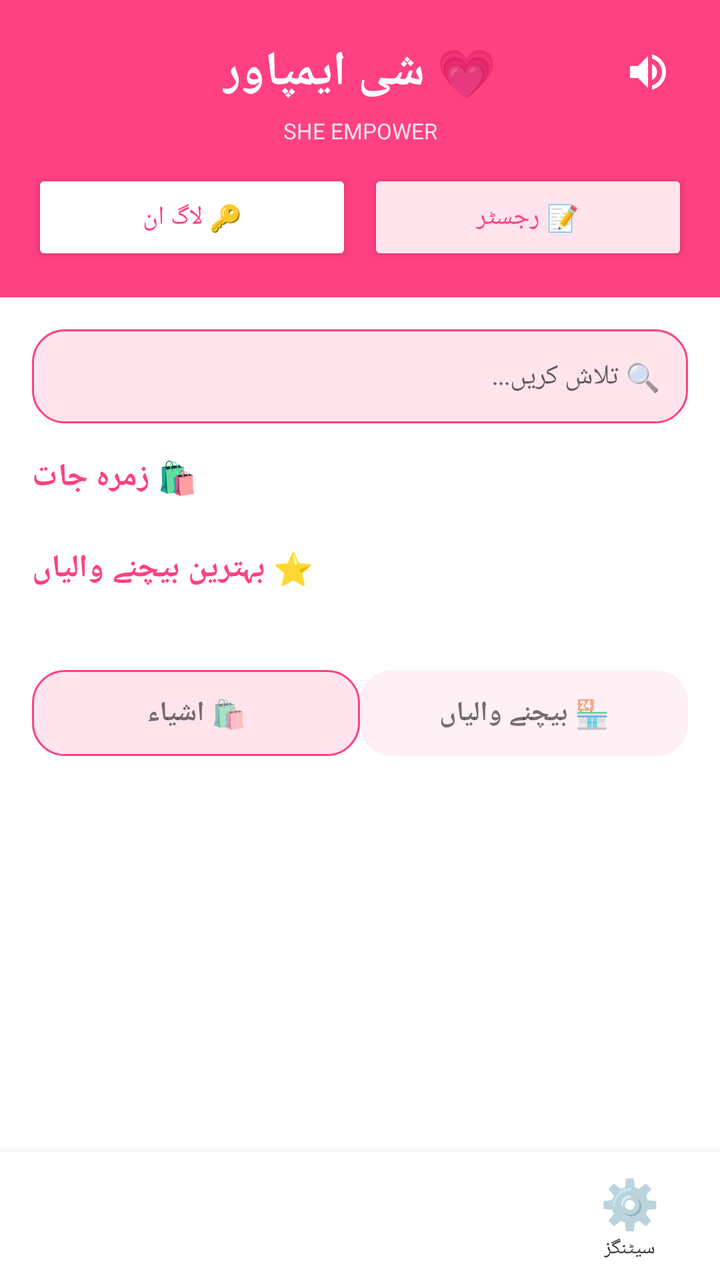
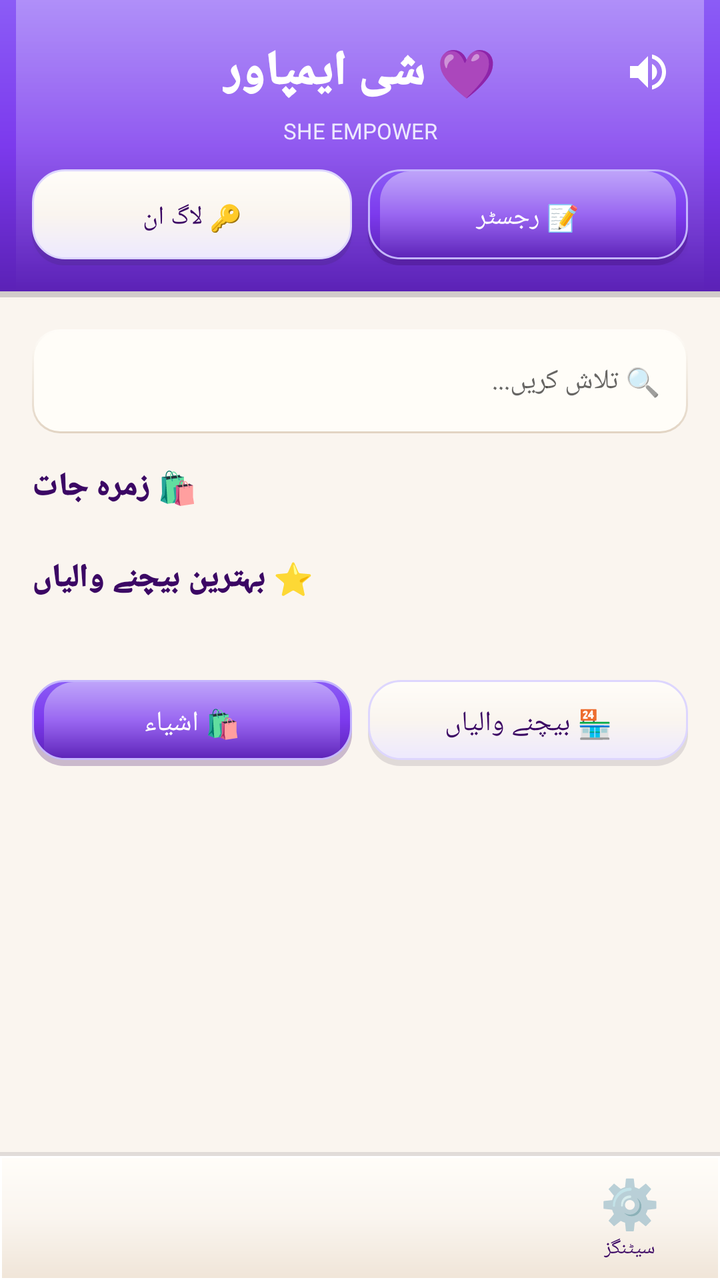

Two renders of the same Android screen: before a commit and after it. Below are the layout's source before the change and the commit's diff.
<!-- AndroidManifest.xml: application theme Theme.SheEmpower -->
<!-- res/layout/activity_main.xml -->
<?xml version="1.0" encoding="utf-8"?>
<LinearLayout xmlns:android="http://schemas.android.com/apk/res/android"
    android:layout_width="match_parent" android:layout_height="match_parent"
    android:background="?android:attr/windowBackground"
    android:orientation="vertical" >

    <ScrollView android:layout_width="match_parent" android:layout_height="0dp" android:layout_weight="1">
        <LinearLayout android:layout_width="match_parent" android:layout_height="wrap_content" android:orientation="vertical">

            <LinearLayout
                android:layout_width="match_parent" android:layout_height="wrap_content"
                android:background="#FF4081" android:orientation="vertical" android:padding="16dp">

                <RelativeLayout
                    android:layout_width="match_parent"
                    android:layout_height="wrap_content">

                    <TextView
                        android:layout_width="wrap_content"
                        android:layout_height="wrap_content"
                        android:layout_centerInParent="true"
                        android:text="💗 شی ایمپاور"
                        android:textSize="24sp"
                        android:textStyle="bold"
                        android:textColor="#FFFFFF" />

                    <ImageButton
                        android:id="@+id/btnSpeaker"
                        android:layout_width="40dp"
                        android:layout_height="40dp"
                        android:layout_alignParentEnd="true"
                        android:layout_centerVertical="true"
                        android:background="?attr/selectableItemBackgroundBorderless"
                        android:src="@drawable/ic_speaker"
                        android:contentDescription="Speaker" />
                </RelativeLayout>

                <TextView android:layout_width="match_parent" android:layout_height="wrap_content"
                    android:text="SHE EMPOWER" android:textSize="11sp" android:gravity="center"
                    android:textColor="#FFE0EC" android:layout_marginTop="2dp" />

                <LinearLayout android:layout_width="match_parent" android:layout_height="wrap_content"
                    android:orientation="horizontal" android:layout_marginTop="12dp">
                    <Button android:id="@+id/btnLogin" android:layout_width="0dp" android:layout_height="48dp" android:layout_weight="1"
                        android:text="🔑 لاگ ان" android:textSize="13sp" android:backgroundTint="#FFFFFF" android:textColor="#FF4081" android:layout_marginEnd="8dp" />
                    <Button android:id="@+id/btnJoin" android:layout_width="0dp" android:layout_height="48dp" android:layout_weight="1"
                        android:text="📝 رجسٹر" android:textSize="13sp" android:backgroundTint="#FFE4EC" android:textColor="#FF4081" />
                </LinearLayout>
            </LinearLayout>

            <EditText android:id="@+id/etSearch"
                android:layout_width="match_parent" android:layout_height="wrap_content" android:layout_margin="16dp"
                android:hint="🔍 تلاش کریں..." android:textSize="14sp" android:padding="14dp" android:background="@drawable/bg_rounded_pink" />

            <TextView android:layout_width="wrap_content" android:layout_height="wrap_content"
                android:layout_marginStart="16dp" android:text="🛍️ زمرہ جات" android:textStyle="bold" android:textColor="#FF4081" android:textSize="16sp" />

            <HorizontalScrollView android:layout_width="match_parent" android:layout_height="wrap_content" android:padding="12dp">
                <LinearLayout android:id="@+id/layoutCategories" android:layout_width="wrap_content" android:layout_height="wrap_content" android:orientation="horizontal" />
            </HorizontalScrollView>

            <TextView android:layout_width="wrap_content" android:layout_height="wrap_content"
                android:layout_marginStart="16dp" android:text="⭐ بہترین بیچنے والیاں" android:textStyle="bold" android:textColor="#FF4081" android:textSize="16sp" />

            <androidx.recyclerview.widget.RecyclerView android:id="@+id/rvTopSellers"
                android:layout_width="match_parent" android:layout_height="wrap_content" android:padding="12dp" />

            <LinearLayout android:layout_width="match_parent" android:layout_height="wrap_content" android:orientation="horizontal" android:layout_margin="16dp">
                <TextView android:id="@+id/tvProductsTab" android:layout_width="0dp" android:layout_height="wrap_content" android:layout_weight="1"
                    android:text="🛍️ اشیاء" android:gravity="center" android:padding="12dp" android:textStyle="bold" android:background="@drawable/bg_rounded_pink" />
                <TextView android:id="@+id/tvSellersTab" android:layout_width="0dp" android:layout_height="wrap_content" android:layout_weight="1"
                    android:text="🏪 بیچنے والیاں" android:gravity="center" android:padding="12dp" android:textStyle="bold" android:background="@drawable/bg_rounded_pink_light" />
            </LinearLayout>

            <androidx.recyclerview.widget.RecyclerView android:id="@+id/rvLatestProducts"
                android:layout_width="match_parent" android:layout_height="wrap_content" android:padding="8dp" android:nestedScrollingEnabled="false" />

        </LinearLayout>
    </ScrollView>

    <include layout="@layout/bottom_nav_bar" android:id="@+id/bottomNav" />

</LinearLayout>
<!-- res/layout/bottom_nav_bar.xml (included above) -->
<?xml version="1.0" encoding="utf-8"?>
<LinearLayout
    xmlns:android="http://schemas.android.com/apk/res/android"
    android:id="@+id/bottomNav"
    android:layout_width="match_parent"
    android:layout_height="64dp"
    android:orientation="horizontal"
    android:background="?android:attr/windowBackground"
    android:elevation="12dp">

    
    <LinearLayout
        android:id="@+id/navItem1"
        android:layout_width="0dp"
        android:layout_height="match_parent"
        android:layout_weight="1"
        android:orientation="vertical"
        android:gravity="center"
        android:clickable="true"
        android:focusable="true">

        <TextView
            android:id="@+id/navIcon1"
            android:layout_width="wrap_content"
            android:layout_height="wrap_content"
            android:textSize="20sp"/>

        <TextView
            android:id="@+id/navLabel1"
            android:layout_width="wrap_content"
            android:layout_height="wrap_content"
            android:textSize="10sp"
            android:textColor="@color/screen_text"/>

    </LinearLayout>

    
    <LinearLayout
        android:id="@+id/navItem2"
        android:layout_width="0dp"
        android:layout_height="match_parent"
        android:layout_weight="1"
        android:orientation="vertical"
        android:gravity="center"
        android:clickable="true"
        android:focusable="true">

        <TextView
            android:id="@+id/navIcon2"
            android:layout_width="wrap_content"
            android:layout_height="wrap_content"
            android:textSize="20sp"/>

        <TextView
            android:id="@+id/navLabel2"
            android:layout_width="wrap_content"
            android:layout_height="wrap_content"
            android:textSize="10sp"
            android:textColor="@color/screen_text"/>

    </LinearLayout>

    
    <LinearLayout
        android:id="@+id/navItem3"
        android:layout_width="0dp"
        android:layout_height="match_parent"
        android:layout_weight="1"
        android:orientation="vertical"
        android:gravity="center"
        android:clickable="true"
        android:focusable="true">

        <TextView
            android:id="@+id/navIcon3"
            android:layout_width="wrap_content"
            android:layout_height="wrap_content"
            android:textSize="20sp"/>

        <TextView
            android:id="@+id/navLabel3"
            android:layout_width="wrap_content"
            android:layout_height="wrap_content"
            android:textSize="10sp"
            android:textColor="@color/screen_text"/>

    </LinearLayout>

    
    <LinearLayout
        android:id="@+id/navItem4"
        android:layout_width="0dp"
        android:layout_height="match_parent"
        android:layout_weight="1"
        android:orientation="vertical"
        android:gravity="center"
        android:clickable="true"
        android:focusable="true">

        <TextView
            android:id="@+id/navIcon4"
            android:layout_width="wrap_content"
            android:layout_height="wrap_content"
            android:text="⚙️"
            android:textSize="24sp"/>

        <TextView
            android:id="@+id/navLabel4"
            android:layout_width="wrap_content"
            android:layout_height="wrap_content"
            android:text="سیٹنگز"
            android:textSize="10sp"
            android:textColor="@color/screen_text"/>

    </LinearLayout>

</LinearLayout>
<!-- resources referenced by this layout -->
<resources>
  <color name="screen_text">#333333</color>
  <!-- drawable bg_rounded_pink (drawable) -->
  <?xml version="1.0" encoding="utf-8"?>
  <shape xmlns:android="http://schemas.android.com/apk/res/android">
      <solid android:color="#FFE4EC" />
      <stroke android:width="1dp" android:color="#FF4081" />
      <corners android:radius="16dp" />
  </shape>
  <!-- drawable bg_rounded_pink_light (drawable) -->
  <?xml version="1.0" encoding="utf-8"?>
  <shape xmlns:android="http://schemas.android.com/apk/res/android">
      <solid android:color="#FFF0F5" />
      <corners android:radius="16dp" />
  </shape>
  <style name="Theme.SheEmpower" parent="Theme.AppCompat.Light.NoActionBar">
          <item name="colorPrimary">#FF4081</item>
          <item name="colorPrimaryDark">#C2185B</item>
          <item name="colorAccent">#FF4081</item>
          <item name="android:windowBackground">@color/bg_light</item>
          <item name="android:colorBackground">@color/white</item>
          <item name="android:textColorPrimary">@color/text_light</item>
          <item name="android:textColorSecondary">@color/text_gray</item>
      </style>
  <color name="bg_light">#FFFFFF</color>
  <color name="white">#FFFFFF</color>
  <color name="text_light">#333333</color>
  <color name="text_gray">#888888</color>
  <!-- unchanged entries left out for length: 1 -->
</resources>

<!-- the commit's change to res/layout/activity_main.xml (unified diff, before → after) -->
@@ -1,15 +1,27 @@
 <?xml version="1.0" encoding="utf-8"?>
 <LinearLayout xmlns:android="http://schemas.android.com/apk/res/android"
-    android:layout_width="match_parent" android:layout_height="match_parent"
-    android:background="?android:attr/windowBackground"
-    android:orientation="vertical" >
-
-    <ScrollView android:layout_width="match_parent" android:layout_height="0dp" android:layout_weight="1">
-        <LinearLayout android:layout_width="match_parent" android:layout_height="wrap_content" android:orientation="vertical">
-
+    android:layout_width="match_parent"
+    android:layout_height="match_parent"
+    android:background="@color/bg_cream"
+    android:orientation="vertical">
+
+    <ScrollView
+        android:layout_width="match_parent"
+        android:layout_height="0dp"
+        android:layout_weight="1">
+
+        <LinearLayout
+            android:layout_width="match_parent"
+            android:layout_height="wrap_content"
+            android:orientation="vertical">
+
+            
             <LinearLayout
-                android:layout_width="match_parent" android:layout_height="wrap_content"
-                android:background="#FF4081" android:orientation="vertical" android:padding="16dp">
+                android:layout_width="match_parent"
+                android:layout_height="wrap_content"
+                android:background="@drawable/bg_skeu_header"
+                android:orientation="vertical"
+                android:padding="16dp">
 
                 <RelativeLayout
                     android:layout_width="match_parent"
@@ -19,9 +31,9 @@
                         android:layout_width="wrap_content"
                         android:layout_height="wrap_content"
                         android:layout_centerInParent="true"
-                        android:text="💗 شی ایمپاور"
+                        android:text="💜 شی ایمپاور"
                         android:textSize="24sp"
-                        android:textStyle="bold"
+                        android:fontFamily="sans-serif-black"
                         android:textColor="#FFFFFF" />
 
                     <ImageButton
@@ -35,50 +47,142 @@
                         android:contentDescription="Speaker" />
                 </RelativeLayout>
 
-                <TextView android:layout_width="match_parent" android:layout_height="wrap_content"
-                    android:text="SHE EMPOWER" android:textSize="11sp" android:gravity="center"
-                    android:textColor="#FFE0EC" android:layout_marginTop="2dp" />
-
-                <LinearLayout android:layout_width="match_parent" android:layout_height="wrap_content"
-                    android:orientation="horizontal" android:layout_marginTop="12dp">
-                    <Button android:id="@+id/btnLogin" android:layout_width="0dp" android:layout_height="48dp" android:layout_weight="1"
-                        android:text="🔑 لاگ ان" android:textSize="13sp" android:backgroundTint="#FFFFFF" android:textColor="#FF4081" android:layout_marginEnd="8dp" />
-                    <Button android:id="@+id/btnJoin" android:layout_width="0dp" android:layout_height="48dp" android:layout_weight="1"
-                        android:text="📝 رجسٹر" android:textSize="13sp" android:backgroundTint="#FFE4EC" android:textColor="#FF4081" />
+                <TextView
+                    android:layout_width="match_parent"
+                    android:layout_height="wrap_content"
+                    android:text="SHE EMPOWER"
+                    android:textSize="11sp"
+                    android:gravity="center"
+                    android:textColor="@color/lavender_soft"
+                    android:layout_marginTop="2dp" />
+
+                <LinearLayout
+                    android:layout_width="match_parent"
+                    android:layout_height="wrap_content"
+                    android:orientation="horizontal"
+                    android:layout_marginTop="12dp">
+
+                    <Button
+                        android:id="@+id/btnLogin"
+                        android:layout_width="0dp"
+                        android:layout_height="48dp"
+                        android:layout_weight="1"
+                        android:text="🔑 لاگ ان"
+                        android:textSize="13sp"
+                        android:fontFamily="sans-serif-medium"
+                        android:background="@drawable/bg_skeu_button_cream"
+                        android:textColor="@color/lavender_text"
+                        android:layout_marginEnd="8dp" />
+
+                    <Button
+                        android:id="@+id/btnJoin"
+                        android:layout_width="0dp"
+                        android:layout_height="48dp"
+                        android:layout_weight="1"
+                        android:text="📝 رجسٹر"
+                        android:textSize="13sp"
+                        android:fontFamily="sans-serif-medium"
+                        android:background="@drawable/bg_skeu_button_primary"
+                        android:textColor="#FFFFFF" />
+
                 </LinearLayout>
             </LinearLayout>
 
-            <EditText android:id="@+id/etSearch"
-                android:layout_width="match_parent" android:layout_height="wrap_content" android:layout_margin="16dp"
-                android:hint="🔍 تلاش کریں..." android:textSize="14sp" android:padding="14dp" android:background="@drawable/bg_rounded_pink" />
-
-            <TextView android:layout_width="wrap_content" android:layout_height="wrap_content"
-                android:layout_marginStart="16dp" android:text="🛍️ زمرہ جات" android:textStyle="bold" android:textColor="#FF4081" android:textSize="16sp" />
-
-            <HorizontalScrollView android:layout_width="match_parent" android:layout_height="wrap_content" android:padding="12dp">
-                <LinearLayout android:id="@+id/layoutCategories" android:layout_width="wrap_content" android:layout_height="wrap_content" android:orientation="horizontal" />
+            
+            <EditText
+                android:id="@+id/etSearch"
+                android:layout_width="match_parent"
+                android:layout_height="52dp"
+                android:layout_margin="16dp"
+                android:hint="🔍 تلاش کریں..."
+                android:textSize="14sp"
+                android:padding="14dp"
+                android:background="@drawable/bg_skeu_input" />
+
+            
+            <TextView
+                android:layout_width="wrap_content"
+                android:layout_height="wrap_content"
+                android:layout_marginStart="16dp"
+                android:text="🛍️ زمرہ جات"
+                android:fontFamily="sans-serif-black"
+                android:textColor="@color/lavender_text"
+                android:textSize="16sp" />
+
+            <HorizontalScrollView
+                android:layout_width="match_parent"
+                android:layout_height="wrap_content"
+                android:padding="12dp">
+
+                <LinearLayout
+                    android:id="@+id/layoutCategories"
+                    android:layout_width="wrap_content"
+                    android:layout_height="wrap_content"
+                    android:orientation="horizontal" />
             </HorizontalScrollView>
 
-            <TextView android:layout_width="wrap_content" android:layout_height="wrap_content"
-                android:layout_marginStart="16dp" android:text="⭐ بہترین بیچنے والیاں" android:textStyle="bold" android:textColor="#FF4081" android:textSize="16sp" />
-
-            <androidx.recyclerview.widget.RecyclerView android:id="@+id/rvTopSellers"
-                android:layout_width="match_parent" android:layout_height="wrap_content" android:padding="12dp" />
-
-            <LinearLayout android:layout_width="match_parent" android:layout_height="wrap_content" android:orientation="horizontal" android:layout_margin="16dp">
-                <TextView android:id="@+id/tvProductsTab" android:layout_width="0dp" android:layout_height="wrap_content" android:layout_weight="1"
-                    android:text="🛍️ اشیاء" android:gravity="center" android:padding="12dp" android:textStyle="bold" android:background="@drawable/bg_rounded_pink" />
-                <TextView android:id="@+id/tvSellersTab" android:layout_width="0dp" android:layout_height="wrap_content" android:layout_weight="1"
-                    android:text="🏪 بیچنے والیاں" android:gravity="center" android:padding="12dp" android:textStyle="bold" android:background="@drawable/bg_rounded_pink_light" />
+            
+            <TextView
+                android:layout_width="wrap_content"
+                android:layout_height="wrap_content"
+                android:layout_marginStart="16dp"
+                android:text="⭐ بہترین بیچنے والیاں"
+                android:fontFamily="sans-serif-black"
+                android:textColor="@color/lavender_text"
+                android:textSize="16sp" />
+
+            <androidx.recyclerview.widget.RecyclerView
+                android:id="@+id/rvTopSellers"
+                android:layout_width="match_parent"
+                android:layout_height="wrap_content"
+                android:padding="12dp" />
+
+            
+            <LinearLayout
+                android:layout_width="match_parent"
+                android:layout_height="wrap_content"
+                android:orientation="horizontal"
+                android:layout_margin="16dp">
+
+                <TextView
+                    android:id="@+id/tvProductsTab"
+                    android:layout_width="0dp"
+                    android:layout_height="wrap_content"
+                    android:layout_weight="1"
+                    android:text="🛍️ اشیاء"
+                    android:gravity="center"
+                    android:padding="12dp"
+                    android:fontFamily="sans-serif-medium"
+                    android:textColor="#FFFFFF"
+                    android:background="@drawable/bg_skeu_button_primary" />
+
+                <TextView
+                    android:id="@+id/tvSellersTab"
+                    android:layout_width="0dp"
+                    android:layout_height="wrap_content"
+                    android:layout_weight="1"
+                    android:layout_marginStart="8dp"
+                    android:text="🏪 بیچنے والیاں"
+                    android:gravity="center"
+                    android:padding="12dp"
+                    android:fontFamily="sans-serif-medium"
+                    android:textColor="@color/lavender_text"
+                    android:background="@drawable/bg_skeu_button_cream" />
             </LinearLayout>
 
-            <androidx.recyclerview.widget.RecyclerView android:id="@+id/rvLatestProducts"
-                android:layout_width="match_parent" android:layout_height="wrap_content" android:padding="8dp" android:nestedScrollingEnabled="false" />
+            <androidx.recyclerview.widget.RecyclerView
+                android:id="@+id/rvLatestProducts"
+                android:layout_width="match_parent"
+                android:layout_height="wrap_content"
+                android:padding="8dp"
+                android:nestedScrollingEnabled="false" />
 
         </LinearLayout>
     </ScrollView>
 
-    <include layout="@layout/bottom_nav_bar" android:id="@+id/bottomNav" />
+    <include
+        layout="@layout/bottom_nav_bar"
+        android:id="@+id/bottomNav" />
 
 </LinearLayout>
 <!-- res/layout/bottom_nav_bar.xml (included above) -->
@@ -89,7 +193,7 @@
     android:layout_width="match_parent"
     android:layout_height="64dp"
     android:orientation="horizontal"
-    android:background="?android:attr/windowBackground"
+    android:background="@drawable/bg_skeu_nav"
     android:elevation="12dp">
 
     
@@ -114,7 +218,7 @@
             android:layout_width="wrap_content"
             android:layout_height="wrap_content"
             android:textSize="10sp"
-            android:textColor="@color/screen_text"/>
+            android:textColor="@color/lavender_text"/>
 
     </LinearLayout>
 
@@ -140,7 +244,7 @@
             android:layout_width="wrap_content"
             android:layout_height="wrap_content"
             android:textSize="10sp"
-            android:textColor="@color/screen_text"/>
+            android:textColor="@color/lavender_text"/>
 
     </LinearLayout>
 
@@ -166,7 +270,7 @@
             android:layout_width="wrap_content"
             android:layout_height="wrap_content"
             android:textSize="10sp"
-            android:textColor="@color/screen_text"/>
+            android:textColor="@color/lavender_text"/>
 
     </LinearLayout>
 
@@ -194,7 +298,7 @@
             android:layout_height="wrap_content"
             android:text="سیٹنگز"
             android:textSize="10sp"
-            android:textColor="@color/screen_text"/>
+            android:textColor="@color/lavender_text"/>
 
     </LinearLayout>
 
<!-- resource entries referenced after the edit -->
@@ -1,32 +1,149 @@
 <!-- resources referenced by this layout -->
 <resources>
-  <color name="screen_text">#333333</color>
-  <!-- drawable bg_rounded_pink (drawable) -->
+  <color name="bg_cream">#FAF5EF</color>
+  <color name="lavender_soft">#EDE9FE</color>
+  <color name="lavender_text">#3B0764</color>
+  <!-- drawable bg_skeu_button_cream (drawable) -->
   <?xml version="1.0" encoding="utf-8"?>
-  <shape xmlns:android="http://schemas.android.com/apk/res/android">
-      <solid android:color="#FFE4EC" />
-      <stroke android:width="1dp" android:color="#FF4081" />
-      <corners android:radius="16dp" />
-  </shape>
-  <!-- drawable bg_rounded_pink_light (drawable) -->
+  <layer-list xmlns:android="http://schemas.android.com/apk/res/android">
+      <item android:top="3dp">
+          <shape android:shape="rectangle">
+              <solid android:color="#202D253B" />
+              <corners android:radius="16dp" />
+          </shape>
+      </item>
+      <item android:bottom="3dp">
+          <shape android:shape="rectangle">
+              <gradient
+                  android:startColor="#FFFDF9"
+                  android:centerColor="#FAF5EF"
+                  android:endColor="#EDE9FE"
+                  android:angle="270" />
+              <stroke android:width="1dp" android:color="#DDD6FE" />
+              <corners android:radius="16dp" />
+          </shape>
+      </item>
+  </layer-list>
+  <!-- drawable bg_skeu_button_primary (drawable) -->
   <?xml version="1.0" encoding="utf-8"?>
-  <shape xmlns:android="http://schemas.android.com/apk/res/android">
-      <solid android:color="#FFF0F5" />
-      <corners android:radius="16dp" />
-  </shape>
+  <layer-list xmlns:android="http://schemas.android.com/apk/res/android">
+      
+      <item android:top="3dp">
+          <shape android:shape="rectangle">
+              <solid android:color="#403B0764" />
+              <corners android:radius="16dp" />
+          </shape>
+      </item>
+      
+      <item android:bottom="3dp">
+          <shape android:shape="rectangle">
+              <gradient
+                  android:startColor="#8B5CF6"
+                  android:centerColor="@color/lavender_primary"
+                  android:endColor="@color/lavender_dark"
+                  android:angle="270" />
+              <stroke android:width="1dp" android:color="#C4B5FD" />
+              <corners android:radius="16dp" />
+          </shape>
+      </item>
+      
+      <item android:bottom="3dp" android:top="1dp" android:left="6dp" android:right="6dp">
+          <shape android:shape="rectangle">
+              <gradient
+                  android:startColor="#70FFFFFF"
+                  android:endColor="#00FFFFFF"
+                  android:angle="270" />
+              <corners android:topLeftRadius="15dp" android:topRightRadius="15dp" />
+          </shape>
+      </item>
+  </layer-list>
+  <!-- drawable bg_skeu_header (drawable) -->
+  <?xml version="1.0" encoding="utf-8"?>
+  <layer-list xmlns:android="http://schemas.android.com/apk/res/android">
+      
+      <item android:top="3dp">
+          <shape android:shape="rectangle">
+              <solid android:color="#332D253B" />
+          </shape>
+      </item>
+      
+      <item android:bottom="3dp">
+          <shape android:shape="rectangle">
+              <gradient
+                  android:startColor="#8B5CF6"
+                  android:centerColor="@color/lavender_primary"
+                  android:endColor="@color/lavender_dark"
+                  android:angle="270" />
+          </shape>
+      </item>
+      
+      <item android:bottom="3dp" android:top="0dp" android:left="8dp" android:right="8dp">
+          <shape android:shape="rectangle">
+              <gradient
+                  android:startColor="#50FFFFFF"
+                  android:endColor="#00FFFFFF"
+                  android:angle="270" />
+          </shape>
+      </item>
+  </layer-list>
+  <!-- drawable bg_skeu_input (drawable) -->
+  <?xml version="1.0" encoding="utf-8"?>
+  <layer-list xmlns:android="http://schemas.android.com/apk/res/android">
+      
+      <item>
+          <shape android:shape="rectangle">
+              <gradient
+                  android:startColor="#E2D4C3"
+                  android:endColor="#FFFDF9"
+                  android:angle="90" />
+              <corners android:radius="14dp" />
+          </shape>
+      </item>
+      
+      <item android:top="1dp" android:left="1dp" android:right="1dp" android:bottom="1dp">
+          <shape android:shape="rectangle">
+              <solid android:color="#FFFDF8" />
+              <corners android:radius="13dp" />
+          </shape>
+      </item>
+  </layer-list>
+  <!-- drawable bg_skeu_nav (drawable) -->
+  <?xml version="1.0" encoding="utf-8"?>
+  <layer-list xmlns:android="http://schemas.android.com/apk/res/android">
+      
+      <item>
+          <shape android:shape="rectangle">
+              <gradient
+                  android:startColor="#202D253B"
+                  android:endColor="#00000000"
+                  android:angle="270" />
+          </shape>
+      </item>
+      
+      <item android:top="2dp">
+          <shape android:shape="rectangle">
+              <gradient
+                  android:startColor="#FFFDF9"
+                  android:centerColor="#FAF5EF"
+                  android:endColor="#F0E5D8"
+                  android:angle="270" />
+              <stroke android:width="1dp" android:color="#FFFFFF" />
+          </shape>
+      </item>
+  </layer-list>
   <style name="Theme.SheEmpower" parent="Theme.AppCompat.Light.NoActionBar">
-          <item name="colorPrimary">#FF4081</item>
-          <item name="colorPrimaryDark">#C2185B</item>
-          <item name="colorAccent">#FF4081</item>
-          <item name="android:windowBackground">@color/bg_light</item>
-          <item name="android:colorBackground">@color/white</item>
-          <item name="android:textColorPrimary">@color/text_light</item>
+          <item name="colorPrimary">@color/lavender_primary</item>
+          <item name="colorPrimaryDark">@color/lavender_dark</item>
+          <item name="colorAccent">@color/lavender_primary</item>
+          <item name="android:windowBackground">@color/bg_cream</item>
+          <item name="android:colorBackground">@color/bg_cream</item>
+          <item name="android:textColorPrimary">@color/text_dark</item>
           <item name="android:textColorSecondary">@color/text_gray</item>
       </style>
-  <color name="bg_light">#FFFFFF</color>
-  <color name="white">#FFFFFF</color>
-  <color name="text_light">#333333</color>
-  <color name="text_gray">#888888</color>
+  <color name="lavender_primary">#7C3AED</color>
+  <color name="lavender_dark">#5B21B6</color>
+  <color name="text_dark">#2D253B</color>
+  <color name="text_gray">#6B637B</color>
   <!-- unchanged entries left out for length: 1 -->
 </resources>
 
